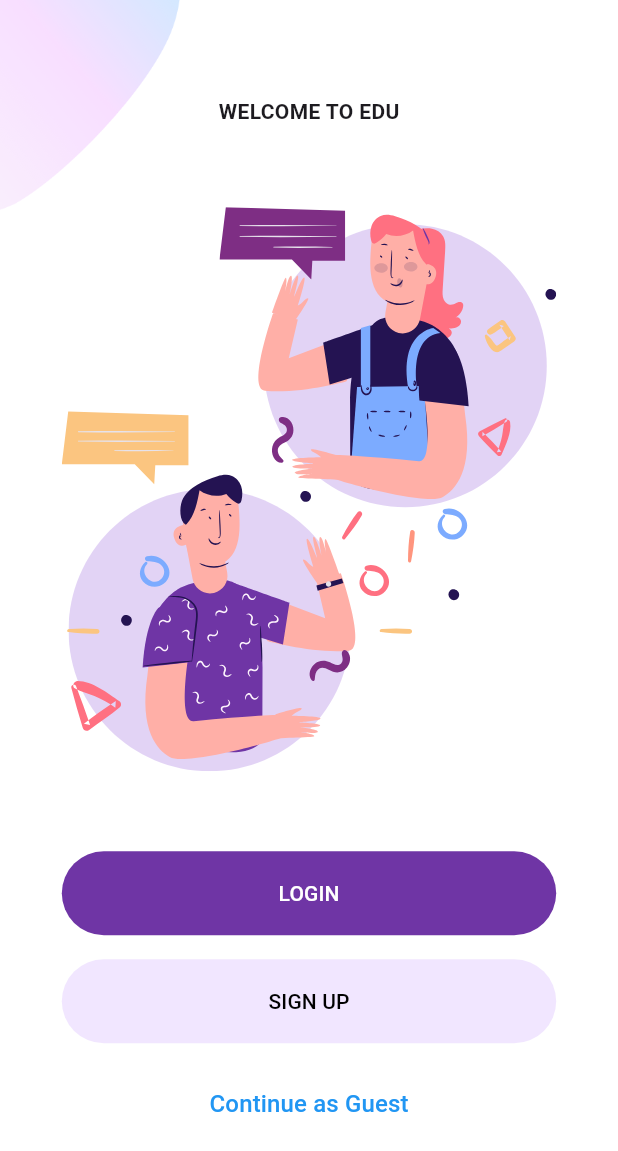
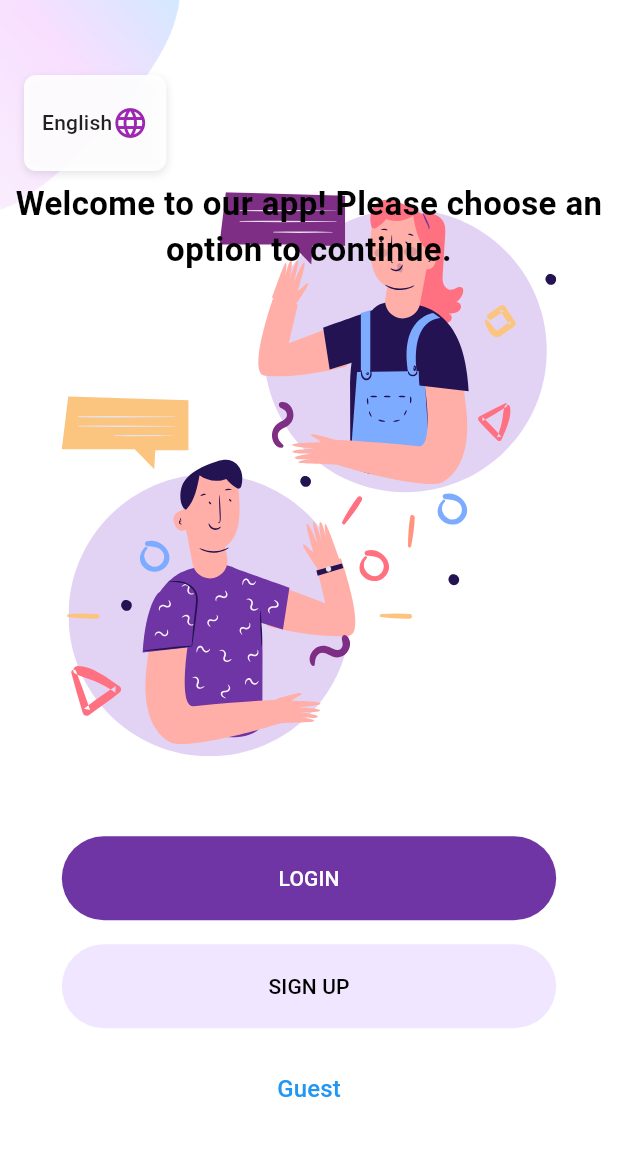
Before and after one commit to itz-govind19/FlutterFrontAppMobile, a Flutter app: the screen it shows after launch, on a phone screen of 412 x 824 dp. Shown: the top 1151 px of the screen. Run offline on Flutter 3.47's test engine with Material 3 defaults, Android fonts, the phone set to English and light mode, and no system bars; our stand-ins replace flutter_dotenv, flutter_svg, jwt_decoder, shared_preferences; missing offline and left inert: flutter_auth; generated files the repository leaves out were written again.

```diff
--- /dev/null
+++ b/myapp/l10n.yaml
@@ -0,0 +1,3 @@
+arb-dir: lib/l10n
+template-arb-file: app_en.arb
+output-localization-file: app_localizations.dart
--- a/myapp/lib/Screens/Login/components/login_form.dart
+++ b/myapp/lib/Screens/Login/components/login_form.dart
@@ -7,7 +7,9 @@ import 'package:myapp/Screens/Admin/admin_home.dart';
 import 'package:myapp/Screens/User/user_home.dart';
 import 'package:myapp/Screens/guest/guest_home.dart';
 import 'package:myapp/auth/api_service.dart';
+import 'package:myapp/l10n/app_localizations.dart';
 import 'package:myapp/security/token_manager.dart';
+import 'package:myapp/utils/string_utils.dart';
 
 class LoginForm extends StatefulWidget {
   const LoginForm({Key? key}) : super(key: key);
@@ -102,7 +104,7 @@ class _LoginFormState extends State<LoginForm> {
           const SizedBox(height: 16),
           TextFormField(
             controller: _passwordController,
-            decoration: const InputDecoration(labelText: "Password"),
+            decoration: InputDecoration(labelText: StringUtils.capitalize(AppLocalizations.of(context)!.password.toLowerCase())),
             obscureText: true,
             validator: (value) => value!.isEmpty ? "Enter password" : null,
           ),
--- a/myapp/lib/Screens/Login/components/login_screen_top_image.dart
+++ b/myapp/lib/Screens/Login/components/login_screen_top_image.dart
@@ -1,5 +1,6 @@
 import 'package:flutter/material.dart';
 import 'package:flutter_svg/svg.dart';
+import 'package:myapp/l10n/app_localizations.dart';
 
 import '../../../constants.dart';
 
@@ -12,8 +13,8 @@ class LoginScreenTopImage extends StatelessWidget {
   Widget build(BuildContext context) {
     return Column(
       children: [
-        const Text(
-          "LOGIN",
+        Text(
+          AppLocalizations.of(context)!.login.toUpperCase(),
           style: TextStyle(fontWeight: FontWeight.bold),
         ),
         const SizedBox(height: defaultPadding * 2),
--- a/myapp/lib/Screens/Welcome/components/login_signup_btn.dart
+++ b/myapp/lib/Screens/Welcome/components/login_signup_btn.dart
@@ -4,6 +4,7 @@ import 'package:myapp/Screens/guest/guest_home.dart';
 import '../../../constants.dart';
 import '../../Login/login_screen.dart';
 import '../../Signup/signup_screen.dart';
+import 'package:myapp/l10n/app_localizations.dart';
 
 class LoginAndSignupBtn extends StatelessWidget {
   const LoginAndSignupBtn({
@@ -26,7 +27,7 @@ class LoginAndSignupBtn extends StatelessWidget {
             );
           },
           child: Text(
-            "Login".toUpperCase(),
+            AppLocalizations.of(context)!.login.toUpperCase(),
           ),
         ),
         const SizedBox(height: 16),
@@ -46,7 +47,7 @@ class LoginAndSignupBtn extends StatelessWidget {
             elevation: 0,
           ),
           child: Text(
-            "Sign Up".toUpperCase(),
+            AppLocalizations.of(context)!.signup.toUpperCase(),
             style: const TextStyle(color: Colors.black),
           ),
         ),
@@ -63,9 +64,9 @@ class LoginAndSignupBtn extends StatelessWidget {
               ),
             );
           },
-          child: const Text(
-            "Continue as Guest",
-            style: TextStyle(color: Colors.blue, fontSize: 16),
+          child: Text(
+            AppLocalizations.of(context)!.guest,
+            style: const TextStyle(color: Colors.blue, fontSize: 16),
           ),
         ),
       ],
--- a/myapp/lib/Screens/Welcome/components/welcome_image.dart
+++ b/myapp/lib/Screens/Welcome/components/welcome_image.dart
@@ -12,10 +12,10 @@ class WelcomeImage extends StatelessWidget {
   Widget build(BuildContext context) {
     return Column(
       children: [
-        const Text(
-          "WELCOME TO EDU",
-          style: TextStyle(fontWeight: FontWeight.bold),
-        ),
+        // const Text(
+        //   "WELCOME TO EDU",
+        //   style: TextStyle(fontWeight: FontWeight.bold),
+        // ),
         const SizedBox(height: defaultPadding * 2),
         Row(
           children: [
--- a/myapp/lib/Screens/Welcome/welcome_screen.dart
+++ b/myapp/lib/Screens/Welcome/welcome_screen.dart
@@ -1,4 +1,8 @@
 import 'package:flutter/material.dart';
+import 'package:myapp/l10n/app_localizations.dart';
+// import 'package:myapp/generated/app_localizations.dart';
+import 'package:myapp/provider/language_provider.dart';
+import 'package:provider/provider.dart';
 
 import '../../components/background.dart';
 import '../../responsive.dart';
@@ -10,7 +14,10 @@ class WelcomeScreen extends StatelessWidget {
 
   @override
   Widget build(BuildContext context) {
-    return const Background(
+    return Scaffold(
+      body: Stack(
+        children: [
+          const Background(
             child: SingleChildScrollView(
               child: SafeArea(
                 child: Responsive(
@@ -37,14 +44,85 @@ class WelcomeScreen extends StatelessWidget {
                 ),
               ),
             ),
+          ),
+
+          // Language Dropdown in top-left corner
+          Positioned(
+            top: 50,
+            left: 16,
+            child: Container(
+              decoration: BoxDecoration(
+                color: Colors.white.withOpacity(0.9),
+                borderRadius: BorderRadius.circular(8),
+                boxShadow: [
+                  BoxShadow(
+                    color: Colors.black.withOpacity(0.1),
+                    blurRadius: 4,
+                    offset: const Offset(0, 2),
+                  ),
+                ],
+              ),
+              child: Consumer<LanguageProvider>(
+                builder: (context, languageProvider, child) {
+                  return DropdownButtonHideUnderline(
+                    child: DropdownButton<Locale>(
+                      value: languageProvider.locale,
+                      icon: const Icon(Icons.language, color: Colors.purple),
+                      padding: const EdgeInsets.symmetric(horizontal: 12, vertical: 8),
+                      onChanged: (Locale? newLocale) {
+                        if (newLocale != null) {
+                          languageProvider.setLocale(newLocale);
+                        }
+                      },
+                      items: LanguageProvider.supportedLocales.map((Locale locale) {
+                        return DropdownMenuItem<Locale>(
+                          value: locale,
+                          child: Row(
+                            mainAxisSize: MainAxisSize.min,
+                            children: [
+                              Text(
+                                languageProvider.getLanguageName(locale.languageCode),
+                                style: const TextStyle(
+                                  fontSize: 14,
+                                  color: Colors.black87,
+                                ),
+                              ),
+                            ],
+                          ),
+                        );
+                      }).toList(),
+                    ),
+                  );
+                },
+              ),
+            ),
+          ),
+
+          // Localized Welcome Text (Centered on all screens)
+          Positioned(
+            top: 120,
+            left: 0,
+            right: 0,
+            child: Center(
+              child: Text(
+                AppLocalizations.of(context)!.welcomeMessage,
+                style: const TextStyle(
+                  fontSize: 22,
+                  fontWeight: FontWeight.bold,
+                  color: Colors.black,
+                ),
+                textAlign: TextAlign.center,
+              ),
+            ),
+          ),
+        ],
+      ),
     );
   }
 }
 
 class MobileWelcomeScreen extends StatelessWidget {
-  const MobileWelcomeScreen({
-    Key? key,
-  }) : super(key: key);
+  const MobileWelcomeScreen({Key? key}) : super(key: key);
 
   @override
   Widget build(BuildContext context) {
--- a/myapp/lib/main.dart
+++ b/myapp/lib/main.dart
@@ -1,4 +1,5 @@
 import 'package:flutter/material.dart';
+import 'package:flutter_localizations/flutter_localizations.dart';
 import 'package:jwt_decoder/jwt_decoder.dart';
 import 'package:myapp/Screens/Admin/admin_home.dart';
 import 'package:myapp/Screens/User/user_home.dart';
@@ -6,7 +7,12 @@ import 'package:myapp/Screens/Welcome/welcome_screen.dart';
 import 'package:myapp/Screens/guest/guest_home.dart';
 import 'package:myapp/constants.dart';
 import 'package:flutter_dotenv/flutter_dotenv.dart';
+import 'package:myapp/provider/language_provider.dart';
 import 'package:myapp/security/token_manager.dart';
+
+import 'package:provider/provider.dart';
+
+import 'l10n/app_localizations.dart';
 
 Future<void> main() async {
   WidgetsFlutterBinding.ensureInitialized(); // Ensures binding initialized before async calls
@@ -34,17 +40,33 @@ Future<void> main() async {
   }
 
   await dotenv.load(fileName: ".env"); // Load environment variables first
-  runApp(const MyApp()); // Then run the app
+  runApp(
+    ChangeNotifierProvider(
+      create: (context) => LanguageProvider(),
+      child: MyApp(nextScreen: nextScreen),
+    ),
+  ); // Then run the app
 }
 
 class MyApp extends StatelessWidget {
-  const MyApp({Key? key}) : super(key: key);
+  final Widget nextScreen;
+  const MyApp({Key? key, required this.nextScreen}) : super(key: key);
 
   @override
   Widget build(BuildContext context) {
+    return Consumer<LanguageProvider>(
+      builder: (context, languageProvider, child) {
         return MaterialApp(
           debugShowCheckedModeBanner: false,
           title: 'Flutter Auth',
+          locale: languageProvider.locale,
+          localizationsDelegates: const [
+            AppLocalizations.delegate,
+            GlobalMaterialLocalizations.delegate,
+            GlobalWidgetsLocalizations.delegate,
+            GlobalCupertinoLocalizations.delegate,
+          ],
+          supportedLocales: LanguageProvider.supportedLocales,
           theme: ThemeData(
               primaryColor: kPrimaryColor,
               scaffoldBackgroundColor: Colors.white,
@@ -70,7 +92,9 @@ class MyApp extends StatelessWidget {
                   borderSide: BorderSide.none,
                 ),
               )),
-      home: const WelcomeScreen(),
+          home: WelcomeScreen(),
+        );
+      },
     );
   }
 }
--- /dev/null
+++ b/myapp/lib/provider/language_provider.dart
@@ -0,0 +1,62 @@
+import 'package:flutter/material.dart';
+import 'package:shared_preferences/shared_preferences.dart';
+
+class LanguageProvider extends ChangeNotifier {
+  Locale _locale = const Locale('en');
+
+  Locale get locale => _locale;
+
+  static const String _localeKey = 'selected_locale';
+
+  // Supported locales
+  static const List<Locale> supportedLocales = [
+    Locale('en'), // English
+    Locale('hi'), // Hindi
+    Locale('mr'), // Marathi
+  ];
+
+  LanguageProvider() {
+    _loadSavedLocale();
+  }
+
+  void _loadSavedLocale() async {
+    final prefs = await SharedPreferences.getInstance();
+    final String? localeCode = prefs.getString(_localeKey);
+    if (localeCode != null) {
+      _locale = Locale(localeCode);
+      notifyListeners();
+    }
+  }
+
+  void setLocale(Locale locale) async {
+    if (!supportedLocales.contains(locale)) return;
+
+    _locale = locale;
+    notifyListeners();
+
+    // Save to SharedPreferences
+    final prefs = await SharedPreferences.getInstance();
+    await prefs.setString(_localeKey, locale.languageCode);
+  }
+
+  void clearLocale() async {
+    _locale = const Locale('en');
+    notifyListeners();
+
+    final prefs = await SharedPreferences.getInstance();
+    await prefs.remove(_localeKey);
+  }
+
+  String getLanguageName(String languageCode) {
+    switch (languageCode) {
+      case 'en':
+        return 'English';
+      case 'hi':
+        return 'हिन्दी';
+      case 'mr':
+        return 'मराठी';
+      default:
+        return 'English';
+    }
+  }
+}
```
Also changed, not shown: myapp/lib/l10n/app_en.arb (added, +45 -0 lines), myapp/lib/l10n/app_hi.arb (added, +33 -0 lines), myapp/lib/l10n/app_mr.arb (added, +33 -0 lines), myapp/lib/utils/string_utils.dart (added, +16 -0 lines), myapp/pubspec.yaml (+10 -72 lines), myapp/lib/Screens/language_selection_screen.dart (added), myapp/pubspec.lock. Lines whose indentation alone changed are shown as unchanged.
